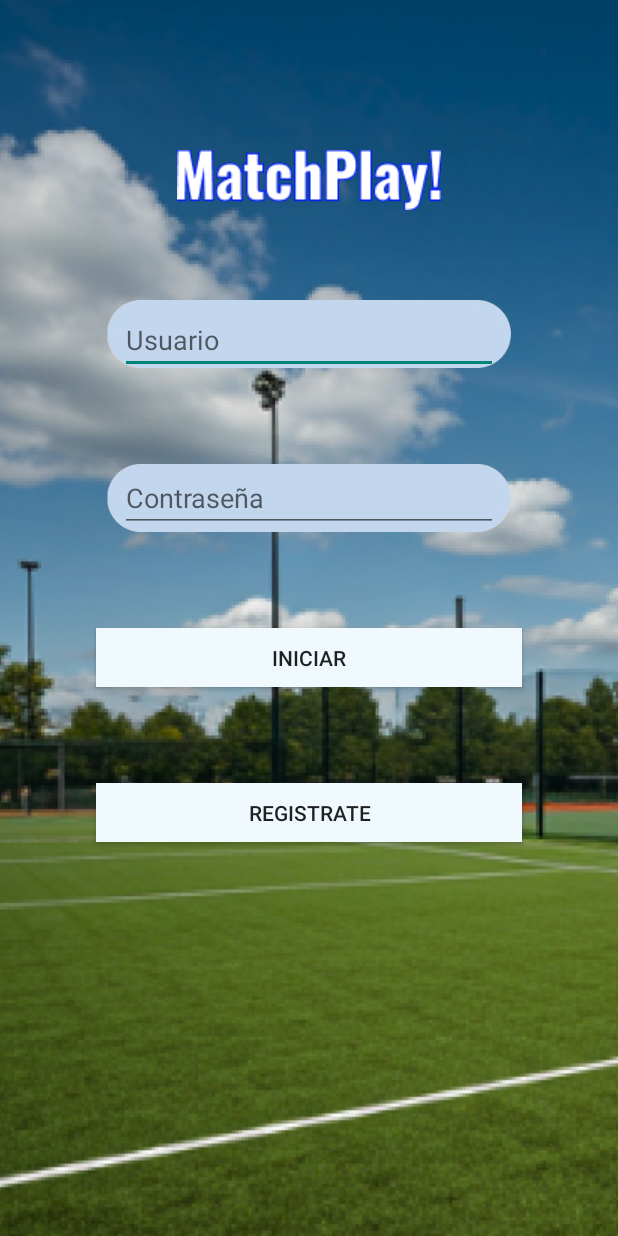
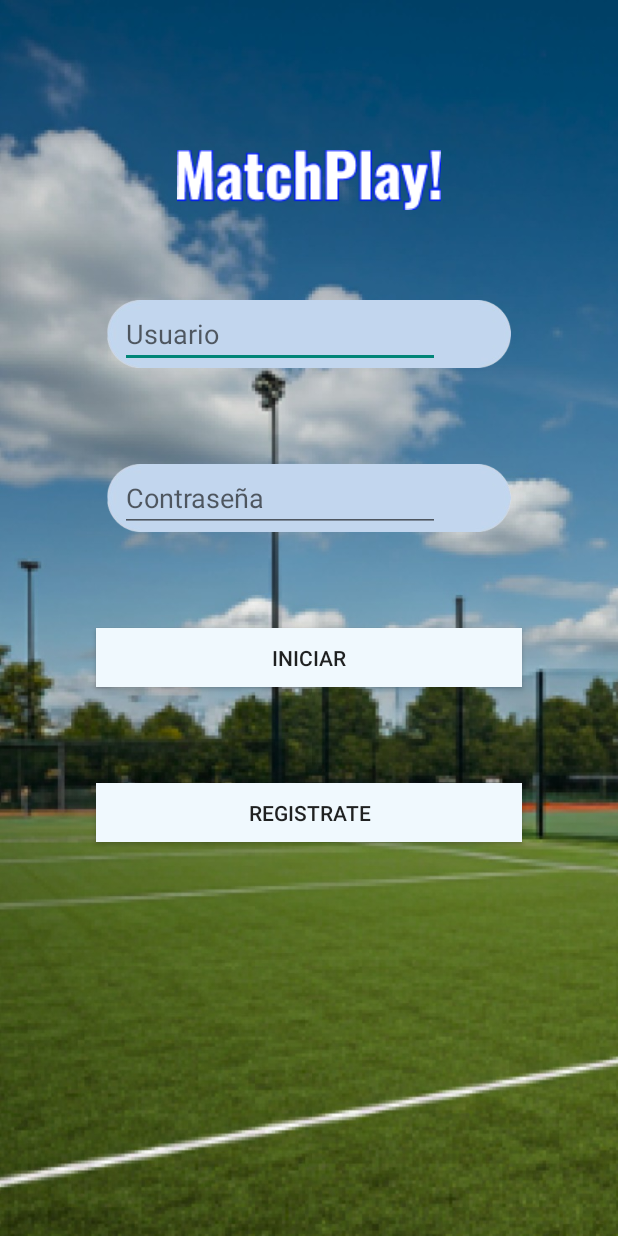
Before and after one commit to SebastianDRC/Matchplay, an Android app: the MainActivity screen opened directly, with no data from a screen before it, on a phone screen of 412 x 824 dp. Run offline under Robolectric (Android 15) with nearby library versions, the phone set to English and light mode, and no system bars; our stand-ins replace Firebase (no records; nobody signed in at launch, a user with empty details on screens opened directly).

Commit message:
Fixed bugs

```diff
--- a/app/build.gradle
+++ b/app/build.gradle
@@ -34,8 +34,10 @@ android {
 }
 
 dependencies {
-    implementation(platform("com.google.firebase:firebase-bom:33.5.1"))
+    implementation(platform("com.google.firebase:firebase-bom:32.3.1"))
     implementation("com.google.firebase:firebase-analytics-ktx")
+    implementation("com.google.firebase:firebase-auth-ktx")
+    implementation("com.google.android.gms:play-services-auth:20.7.0")
 
     implementation 'androidx.activity:activity:1.9.2'
 
--- a/app/src/main/java/com/example/matchplay/MainActivity.kt
+++ b/app/src/main/java/com/example/matchplay/MainActivity.kt
@@ -2,27 +2,44 @@ package com.example.matchplay
 import android.content.Intent
 import android.os.Bundle
 import android.widget.Button
+import android.widget.EditText
+import android.widget.TextView
 import androidx.activity.enableEdgeToEdge
+import androidx.appcompat.app.AlertDialog
 import androidx.appcompat.app.AppCompatActivity
-import androidx.core.view.ViewCompat
-import androidx.core.view.WindowInsetsCompat
+import com.google.firebase.auth.FirebaseAuth
+import com.google.firebase.ktx.Firebase
 
 class MainActivity : AppCompatActivity() {
+    private val auth = FirebaseAuth.getInstance()
+
     override fun onCreate(savedInstanceState: Bundle?) {
         super.onCreate(savedInstanceState)
         enableEdgeToEdge()
         setContentView(R.layout.activity_main)
-        val buttoniniciar_app = findViewById<Button>(R.id.iniciar_app)
+        val login_btn = findViewById<Button>(R.id.login_btn)
+        val email = findViewById<EditText>(R.id.email_et)
+        val password = findViewById<EditText>(R.id.password_et)
+        login_btn.setOnClickListener {
+            auth.signInWithEmailAndPassword(email.toString(), password.toString())
+                .addOnSuccessListener {
+                    val intent = Intent(this, Menu::class.java)
+                    startActivity(intent)
+                    finish()
+                }
+                .addOnFailureListener {
+                    AlertDialog.Builder(this).apply {
+                        setTitle("Error")
+                        setMessage(it.message)
+                        setPositiveButton("Aceptar", null)
+                    }.show()
+                }
+            val buttonregistrar = findViewById<Button>(R.id.registrar_cuenta_btn)
 
-        buttoniniciar_app.setOnClickListener{
-            val intent = Intent(this,Menu::class.java)
-            startActivity(intent)
-        }
-        val buttonregistrar = findViewById<Button>(R.id.registrar)
-
-        buttonregistrar.setOnClickListener{
-            val intent = Intent(this,Registrar_cuenta::class.java)
-            startActivity(intent)
-        }
+            buttonregistrar.setOnClickListener {
+                val intent = Intent(this, Registrar_cuenta::class.java)
+                startActivity(intent)
+            }
         }
     }
+}
--- a/app/src/main/res/layout/activity_main.xml
+++ b/app/src/main/res/layout/activity_main.xml
@@ -15,8 +15,8 @@
         android:gravity="center"
         android:scaleType="centerCrop"
         android:src="@drawable/fondo_loggin"
-        tools:layout_editor_absoluteX="36dp"
-        tools:layout_editor_absoluteY="62dp" />
+        tools:layout_editor_absoluteX="16dp"
+        tools:layout_editor_absoluteY="0dp" />
 
     <ImageView
         android:id="@+id/imageView6"
@@ -38,7 +38,7 @@
         app:srcCompat="@drawable/fondo_escribir" />
 
     <Button
-        android:id="@+id/iniciar_app"
+        android:id="@+id/login_btn"
         android:layout_width="match_parent"
         android:layout_height="39dp"
         android:layout_marginStart="64dp"
@@ -54,7 +54,7 @@
         app:layout_constraintTop_toBottomOf="@+id/imageView7" />
 
     <Button
-        android:id="@+id/registrar"
+        android:id="@+id/registrar_cuenta_btn"
         android:layout_width="match_parent"
         android:layout_height="39dp"
         android:layout_marginStart="64dp"
@@ -68,7 +68,7 @@
         app:layout_constraintEnd_toEndOf="parent"
         app:layout_constraintHorizontal_bias="0.0"
         app:layout_constraintStart_toStartOf="parent"
-        app:layout_constraintTop_toBottomOf="@+id/iniciar_app" />
+        app:layout_constraintTop_toBottomOf="@+id/login_btn" />
 
     <ImageView
         android:id="@+id/imageView3"
@@ -80,33 +80,28 @@
         tools:layout_editor_absoluteX="103dp" />
 
     <EditText
-        android:id="@+id/editTextText"
-        android:layout_width="match_parent"
+        android:id="@+id/email_et"
+        android:layout_width="wrap_content"
+        android:layout_height="wrap_content"
+        android:layout_marginStart="80dp"
+        android:layout_marginTop="60dp"
+        android:ems="10"
+        android:hint="Usuario"
+        android:inputType="textEmailAddress"
+        app:layout_constraintStart_toStartOf="@+id/imageView6"
+        app:layout_constraintTop_toBottomOf="@+id/imageView3" />
+
+    <EditText
+        android:id="@+id/password_et"
+        android:layout_width="wrap_content"
         android:layout_height="wrap_content"
         android:layout_marginStart="80dp"
         android:layout_marginTop="64dp"
-        android:layout_marginEnd="80dp"
-        android:ems="10"
-        android:inputType="text"
-        android:hint="Usuario"
-        app:layout_constraintEnd_toEndOf="parent"
-        app:layout_constraintStart_toStartOf="parent"
-        app:layout_constraintTop_toBottomOf="@+id/imageView3" />
-
-    <EditText
-        android:id="@+id/Contraseña"
-        android:layout_width="match_parent"
-        android:layout_height="wrap_content"
-        android:layout_marginStart="80dp"
-        android:layout_marginTop="64dp"
-        android:layout_marginEnd="80dp"
         android:ems="10"
         android:hint="Contraseña"
-        android:inputType="text"
-        app:layout_constraintEnd_toEndOf="parent"
-        app:layout_constraintHorizontal_bias="0.0"
+        android:inputType="textPassword"
         app:layout_constraintStart_toStartOf="parent"
-        app:layout_constraintTop_toBottomOf="@+id/imageView6" />
+        app:layout_constraintTop_toBottomOf="@+id/email_et" />
 
 
 </androidx.constraintlayout.widget.ConstraintLayout>
```
